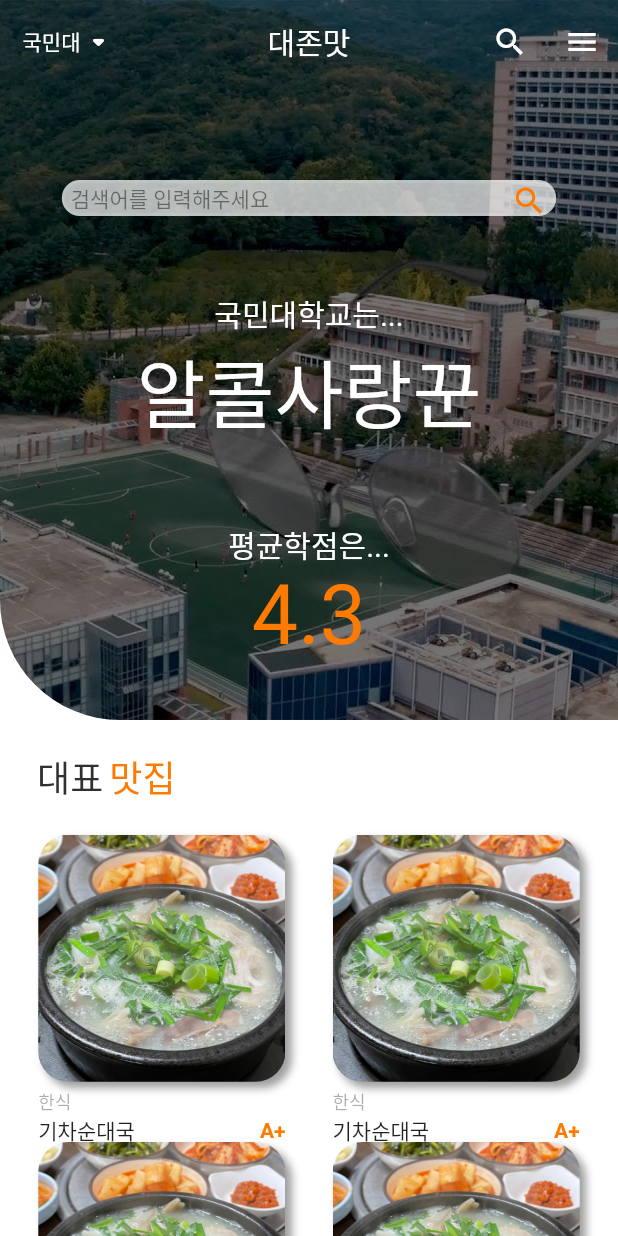
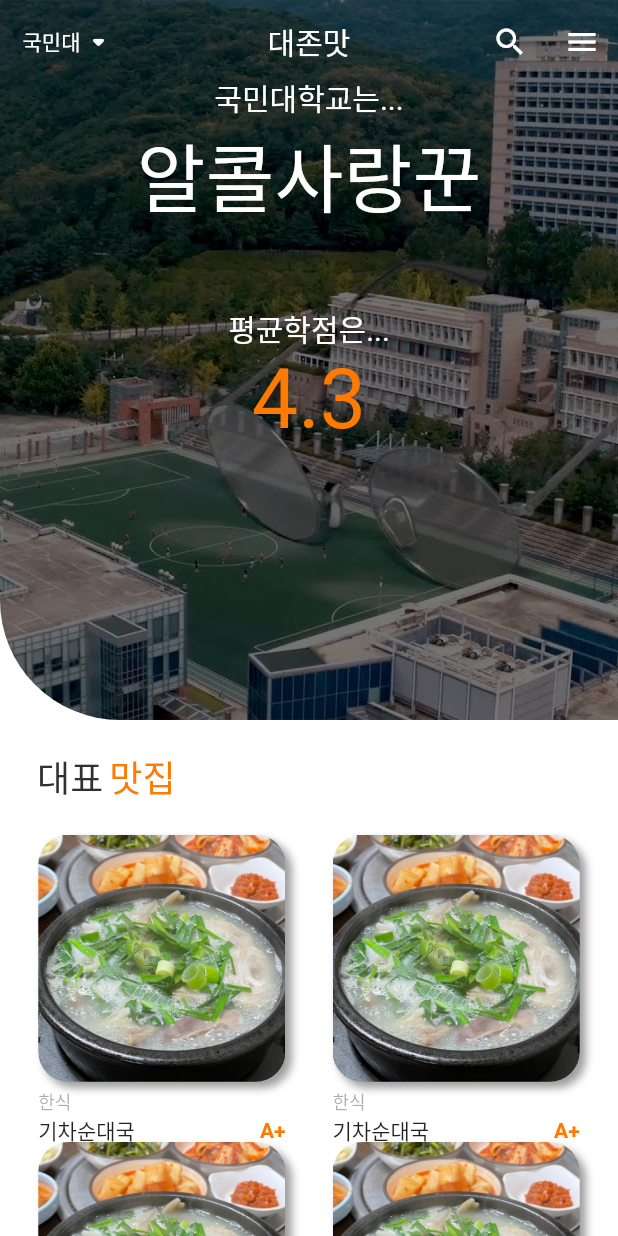
Before and after one commit to EastWon0103/djm_project, a Flutter app: the MainGridView screen opened by its route, on a phone screen of 412 x 824 dp. Run offline on Flutter 3.47's test engine with Material 2 defaults, Android fonts, the phone set to English and light mode, and no system bars; our stand-ins replace cloud_firestore, firebase_auth, firebase_core, firebase_storage, google_sign_in; missing offline and left inert: transition; accounts and stored records are empty; Roboto replaces fonts that are missing (KotraHands).

Commit message:
Delete Search Bar

```diff
--- a/lib/mainGrid/mainGrid.dart
+++ b/lib/mainGrid/mainGrid.dart
@@ -134,45 +134,6 @@ class _MainGridView extends State<MainGridView> with TickerProviderStateMixin {
                                 child: Column(
                                     mainAxisAlignment: MainAxisAlignment.start,
                                     children: [
-                                      GestureDetector(
-                                          onTap: () {
-                                            print("searchbar clicked");
-                                          },
-                                          child: Container(
-                                              margin: EdgeInsets.only(top: 120),
-                                              width: MediaQuery.of(context)
-                                                      .size
-                                                      .width *
-                                                  0.8,
-                                              height: 24,
-                                              decoration: BoxDecoration(
-                                                  color: Colors.white70,
-                                                  borderRadius:
-                                                      BorderRadius.all(
-                                                          Radius.circular(40)),
-                                                  border: Border.all(
-                                                      color: Colors.white10,
-                                                      width: 2)),
-                                              child: Row(
-                                                mainAxisAlignment:
-                                                    MainAxisAlignment
-                                                        .spaceBetween,
-                                                children: [
-                                                  Padding(
-                                                      padding: EdgeInsets.only(
-                                                          left: 4),
-                                                      child: Text("검색어를 입력해주세요",
-                                                          style: TextStyle(
-                                                              color: Colors
-                                                                  .black45))),
-                                                  Padding(
-                                                      padding: EdgeInsets.only(
-                                                          right: 4),
-                                                      child: Icon(Icons.search,
-                                                          color: DJMstyle()
-                                                              .djm_color))
-                                                ],
-                                              ))),
                                       Padding(
                                           padding: EdgeInsets.only(top: 50),
                                           child: Text("국민대학교는...",
```
